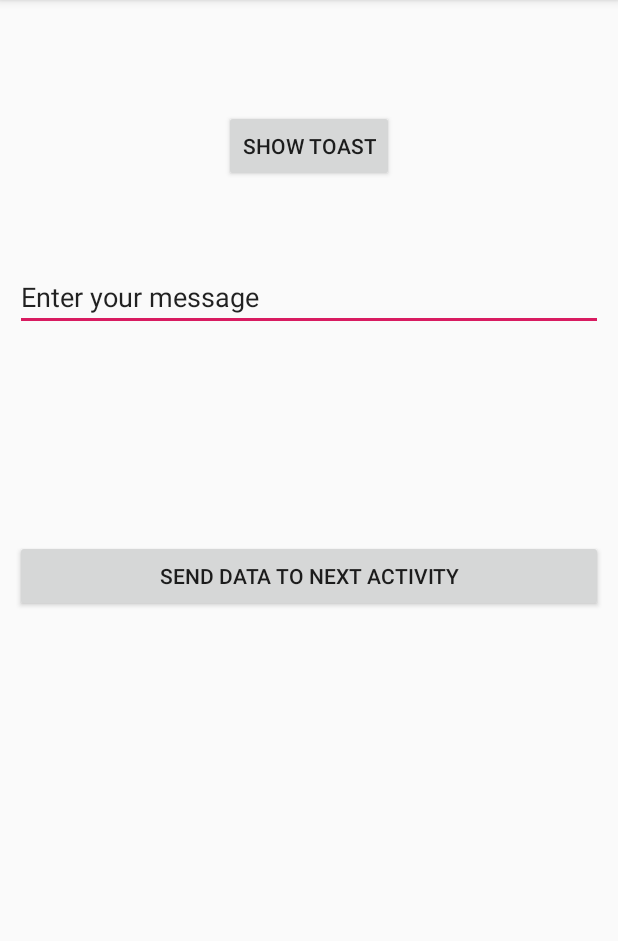
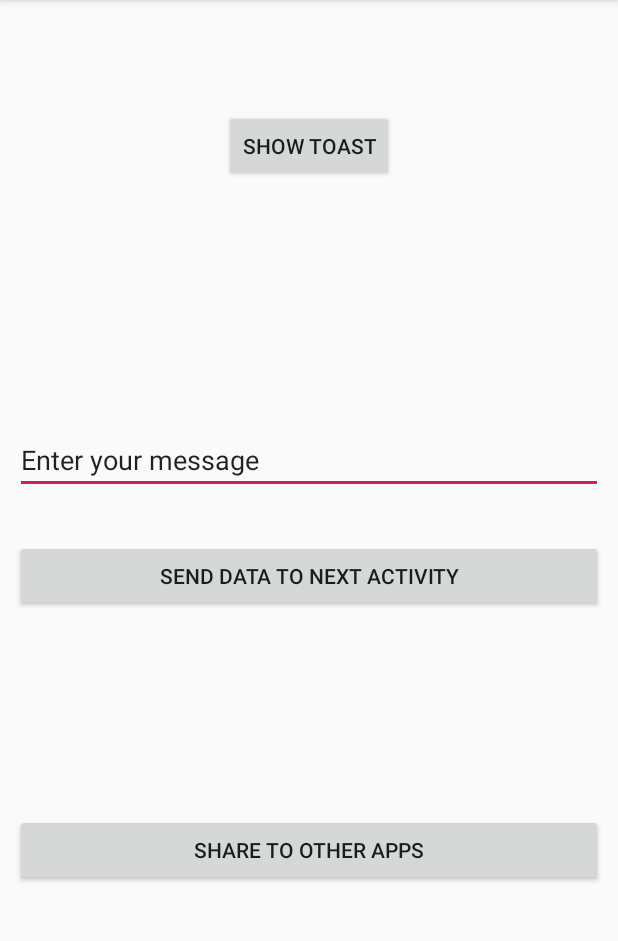
Before and after one commit to ValkaYordanov/MsgShareApp, an Android app: the screen it shows after launch (MainActivity), on a phone screen of 412 x 824 dp, the part 84-1025 px from its top. Run offline under Robolectric (Android 15) with nearby library versions, the phone set to English and light mode, and no system bars.

```diff
--- a/app/src/main/AndroidManifest.xml
+++ b/app/src/main/AndroidManifest.xml
@@ -16,6 +16,8 @@
                 <category android:name="android.intent.category.LAUNCHER" />
             </intent-filter>
         </activity>
+
+        <activity android:name=".SecondActivity"/>
     </application>
 
 </manifest>
--- a/app/src/main/res/layout/activity_main.xml
+++ b/app/src/main/res/layout/activity_main.xml
@@ -23,8 +23,7 @@
         android:layout_width="match_parent"
         android:layout_height="wrap_content"
         android:layout_alignParentTop="true"
-        android:layout_centerHorizontal="true"
-        android:layout_marginTop="165dp"
+        android:layout_marginTop="274dp"
         android:ems="10"
         android:inputType="textPersonName"
         android:text="Enter your message" />
@@ -36,4 +35,13 @@
         android:layout_centerInParent="true"
         android:text="Send data to next activity" />
 
+    <Button
+        android:id="@+id/btnShareToOtherApps"
+        android:layout_width="match_parent"
+        android:layout_height="wrap_content"
+        android:layout_alignParentBottom="true"
+        android:layout_centerHorizontal="true"
+        android:layout_marginBottom="167dp"
+        android:text="Share to other apps" />
+
 </RelativeLayout>
```
Also changed, not shown: app/src/main/java/valka/msgshareapp/MainActivity.kt (+14 -1 lines), app/src/main/java/valka/msgshareapp/SecondActivity.kt (+21 -1 lines), app/src/main/res/layout/activity_second.xml (added, +20 -0 lines).
